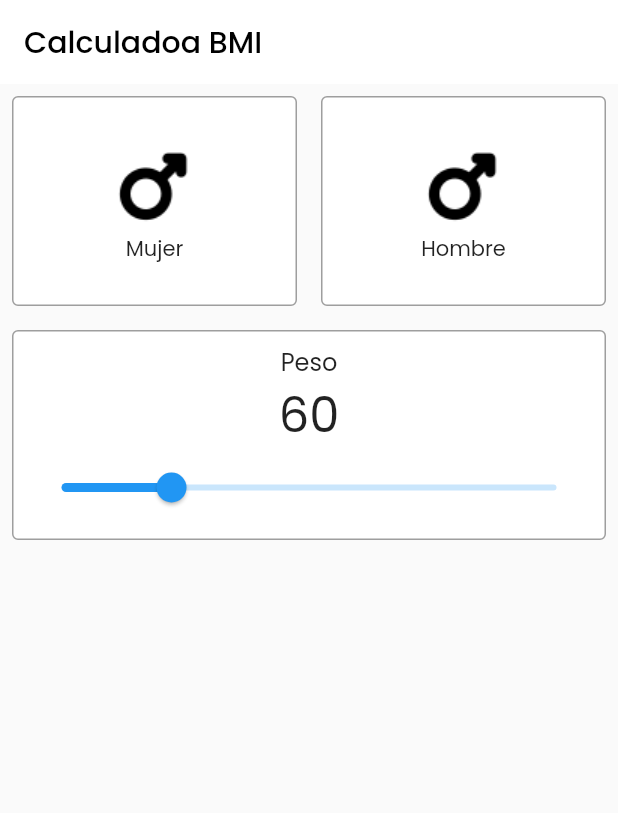
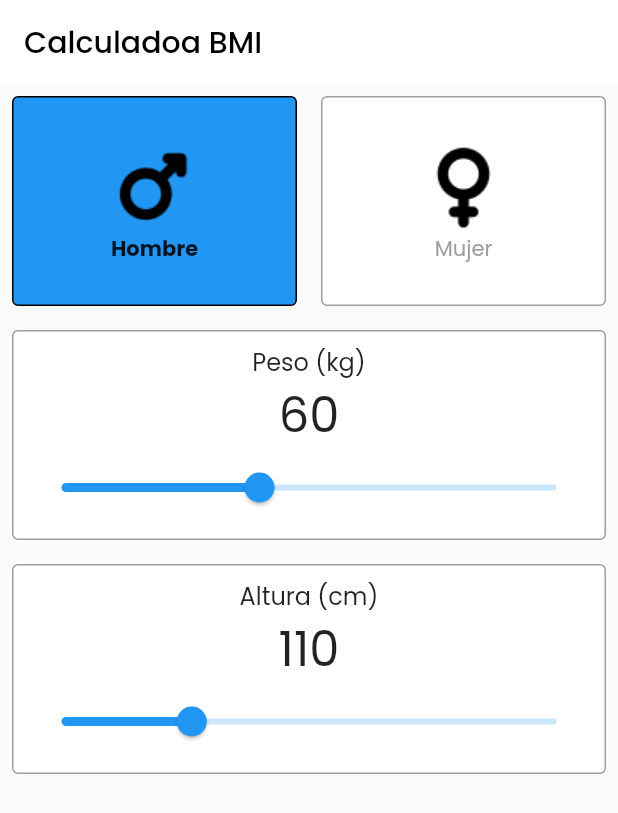
Before and after one commit to PVBLITO111/codigo4_bmi, a Flutter app: the screen it shows after launch, on a phone screen of 412 x 824 dp. Shown: the top 813 px of the screen. Run offline on Flutter 3.47's test engine with Material 2 defaults, Android fonts, the phone set to English and light mode, and no system bars.

Commit message:
aplicación 50%

```diff
--- a/lib/my_home_page.dart
+++ b/lib/my_home_page.dart
@@ -1,4 +1,6 @@
 import 'package:codigo4_bmi/widgets/custom_card.dart';
+import 'package:codigo4_bmi/widgets/selector_card.dart';
+import 'package:codigo4_bmi/widgets/slider_card.dart';
 import 'package:flutter/material.dart';
 
 class MyHomePage extends StatelessWidget {
@@ -16,46 +18,20 @@ class MyHomePage extends StatelessWidget {
           ),
         ),
         body: Column(
-          children: [
-            Row(children: [
-              Expanded(
-                child: CustomCard(
-                  child: Column(
-                    mainAxisAlignment: MainAxisAlignment.center,
-                    children: [
-                      Image.asset('images/male.png'),
-                      const Text('Mujer'),
-                    ],
-                  ),
-                ),
-              ),
-              Expanded(
-                child: CustomCard(
-                  child: Column(
-                    mainAxisAlignment: MainAxisAlignment.center,
-                    children: [
-                      Image.asset('images/male.png'),
-                      const Text('Hombre'),
-                    ],
-                  ),
-                ),
-              ),
-            ]),
-            CustomCard(
-                child: Padding(
-              padding: const EdgeInsets.all(8.0),
-              child: Column(children: [
-                const Text(
-                  'Peso',
-                  style: TextStyle(fontSize: 16),
-                ),
-                const Text(
-                  '60',
-                  style: TextStyle(fontSize: 32),
-                ),
-                Slider(min: 20, max: 200, value: 60, onChanged: (_) {})
-              ]),
-            ))
+          children: const [
+            SelectorCard(),
+            SliderCard(
+              title: 'Peso (kg)',
+              min: 20,
+              max: 120,
+              initialValue: 60,
+            ),
+            SliderCard(
+              title: 'Altura (cm)',
+              min: 60,
+              max: 250,
+              initialValue: 110,
+            )
           ],
         ));
   }
--- a/lib/widgets/custom_card.dart
+++ b/lib/widgets/custom_card.dart
@@ -1,9 +1,21 @@
 import 'package:flutter/material.dart';
 
-class CustomCard extends StatelessWidget {
+class CustomCard extends StatefulWidget {
   final Widget child;
-  const CustomCard({super.key, required this.child});
+  final Color backgroundColor;
+  final Color borderColor;
 
+  const CustomCard(
+      {super.key,
+      required this.child,
+      this.backgroundColor = Colors.white,
+      this.borderColor = Colors.grey});
+
+  @override
+  State<CustomCard> createState() => _CustomCardState();
+}
+
+class _CustomCardState extends State<CustomCard> {
   @override
   Widget build(BuildContext context) {
     return Padding(
@@ -12,12 +24,12 @@ class CustomCard extends StatelessWidget {
         height: 140,
         decoration: BoxDecoration(
           border: Border.all(
-            color: Colors.grey,
+            color: widget.borderColor,
           ),
           borderRadius: const BorderRadius.all(Radius.circular(4)),
-          color: Colors.white,
+          color: widget.backgroundColor,
         ),
-        child: child,
+        child: widget.child,
       ),
     );
   }
--- /dev/null
+++ b/lib/widgets/selector_card.dart
@@ -0,0 +1,51 @@
+import 'package:codigo4_bmi/widgets/custom_card.dart';
+import 'package:flutter/material.dart';
+
+class SelectorCard extends StatefulWidget {
+  const SelectorCard({super.key});
+
+  @override
+  State<SelectorCard> createState() => _SelectorCardState();
+}
+
+class _SelectorCardState extends State<SelectorCard> {
+  var _isSelected = true;
+  @override
+  Widget build(BuildContext context) {
+    return Row(children: [
+      Expanded(
+        child: CustomCard(
+          backgroundColor: _isSelected ? Colors.blue : Colors.white,
+          borderColor: _isSelected ? Colors.black : Colors.grey,
+          child: Column(
+            mainAxisAlignment: MainAxisAlignment.center,
+            children: [
+              Image.asset('images/male.png'),
+              Text('Hombre',
+                  style: _isSelected
+                      ? const TextStyle(fontWeight: FontWeight.bold)
+                      : const TextStyle(fontWeight: FontWeight.normal)),
+            ],
+          ),
+        ),
+      ),
+      Expanded(
+        child: CustomCard(
+          backgroundColor: !_isSelected ? Colors.blue : Colors.white,
+          borderColor: !_isSelected ? Colors.black : Colors.grey,
+          child: Column(
+            mainAxisAlignment: MainAxisAlignment.center,
+            children: [
+              Image.asset('images/female.png'),
+              Text('Mujer',
+                  style: !_isSelected
+                      ? const TextStyle(fontWeight: FontWeight.bold)
+                      : const TextStyle(
+                          fontWeight: FontWeight.normal, color: Colors.grey)),
+            ],
+          ),
+        ),
+      )
+    ]);
+  }
+}
--- /dev/null
+++ b/lib/widgets/slider_card.dart
@@ -0,0 +1,57 @@
+import 'package:codigo4_bmi/widgets/custom_card.dart';
+import 'package:flutter/material.dart';
+
+class SliderCard extends StatefulWidget {
+  final String title;
+  final double min;
+  final double max;
+  final double initialValue;
+  const SliderCard(
+      {super.key,
+      required this.title,
+      required this.min,
+      required this.max,
+      required this.initialValue});
+
+  @override
+  State<SliderCard> createState() => _SliderCardState();
+}
+
+class _SliderCardState extends State<SliderCard> {
+  late double currentValue;
+
+  @override
+  void initState() {
+    currentValue = widget.initialValue;
+
+    super.initState();
+  }
+
+  @override
+  Widget build(BuildContext context) {
+    return CustomCard(
+        child: Padding(
+      padding: const EdgeInsets.all(8.0),
+      child: Column(children: [
+        Text(
+          widget.title,
+          style: const TextStyle(fontSize: 16),
+        ),
+        Text(
+          '${currentValue.round()}',
+          style: const TextStyle(fontSize: 32),
+        ),
+        Slider(
+            min: widget.min,
+            max: widget.max,
+            value: currentValue,
+            onChanged: (value) {
+              setState(() {
+                currentValue = value;
+              });
+              // print(currentValue);
+            }),
+      ]),
+    ));
+  }
+}
```
